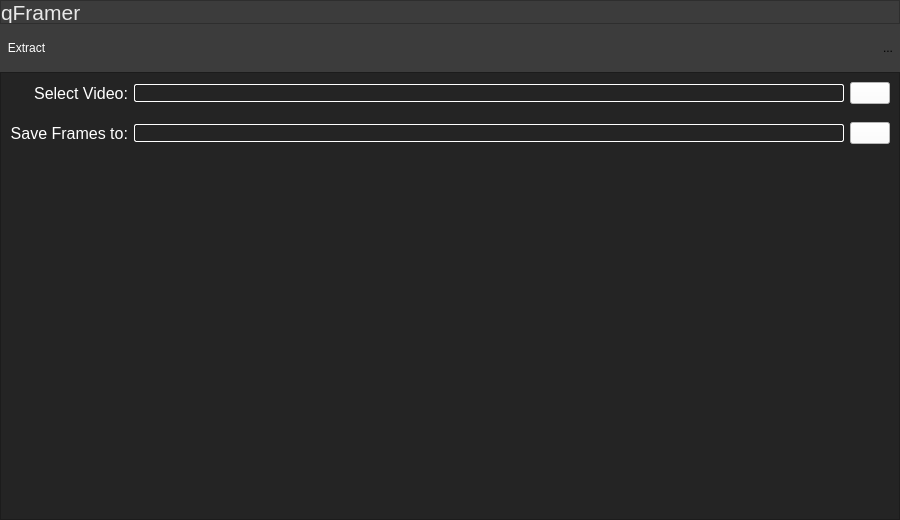
Before: the Qt Designer form gui/ui_files/ui_main_window.ui in riverbr/qFramer, drawn with Qt 5.
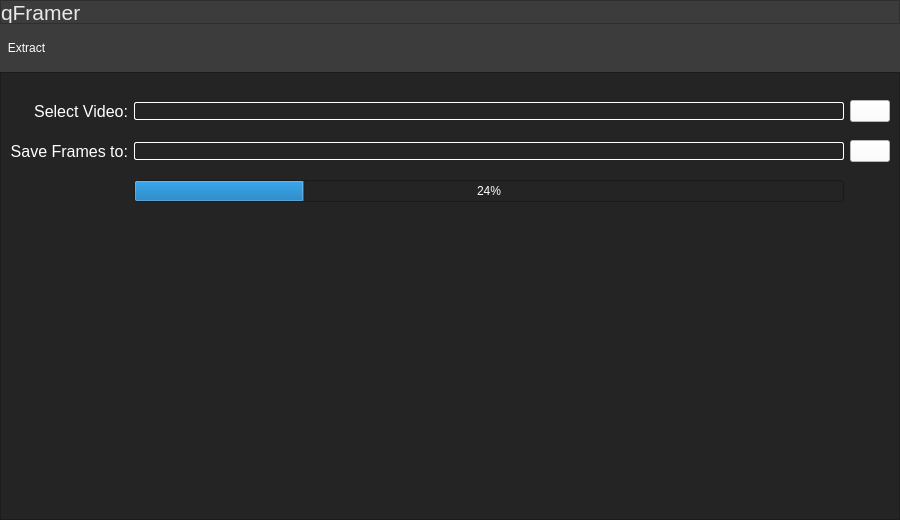
After: the same form once the commit is applied. Icons and pictures are not drawn.

Commit message: added vertical spacer

Patch:
```diff
--- a/gui/ui_files/ui_main_window.ui
+++ b/gui/ui_files/ui_main_window.ui
@@ -226,7 +226,7 @@
           </size>
          </property>
          <property name="text">
-          <string>...</string>
+          <string/>
          </property>
          <property name="icon">
           <iconset resource="../../rc.qrc">
@@ -261,30 +261,43 @@
        <property name="verticalSpacing">
         <number>18</number>
        </property>
-       <item row="2" column="0" colspan="2">
-        <spacer name="verticalSpacer">
-         <property name="orientation">
-          <enum>Qt::Vertical</enum>
+       <item row="1" column="0">
+        <widget class="QLabel" name="label">
+         <property name="font">
+          <font>
+           <pointsize>12</pointsize>
+           <bold>false</bold>
+          </font>
          </property>
-         <property name="sizeHint" stdset="0">
-          <size>
-           <width>20</width>
-           <height>40</height>
-          </size>
+         <property name="styleSheet">
+          <string notr="true">color: rgb(255, 255, 255);</string>
          </property>
-        </spacer>
+         <property name="text">
+          <string>Select Video:</string>
+         </property>
+         <property name="alignment">
+          <set>Qt::AlignRight|Qt::AlignTrailing|Qt::AlignVCenter</set>
+         </property>
+        </widget>
        </item>
-       <item row="0" column="1">
-        <widget class="QLineEdit" name="video_directory">
+       <item row="3" column="1">
+        <widget class="QProgressBar" name="progress_bar">
          <property name="styleSheet">
-          <string notr="true">color: rgb(255, 255, 255);
-border: 1px solid white;
-border-radius: 2px;</string>
+          <string notr="true">color: rgb(255, 255, 255);</string>
+         </property>
+         <property name="value">
+          <number>24</number>
+         </property>
+         <property name="textVisible">
+          <bool>true</bool>
+         </property>
+         <property name="textDirection">
+          <enum>QProgressBar::BottomToTop</enum>
          </property>
         </widget>
        </item>
        <item row="1" column="1">
-        <widget class="QLineEdit" name="frames_directory">
+        <widget class="QLineEdit" name="video_directory">
          <property name="styleSheet">
           <string notr="true">color: rgb(255, 255, 255);
 border: 1px solid white;
@@ -292,27 +305,27 @@
          </property>
         </widget>
        </item>
-       <item row="0" column="2">
-        <widget class="QPushButton" name="btn_open_video">
-         <property name="styleSheet">
-          <string notr="true">background-color: rgb(255, 255, 255);</string>
-         </property>
-         <property name="text">
-          <string/>
-         </property>
-         <property name="icon">
-          <iconset resource="../../rc.qrc">
-           <normaloff>:/glass/img/glass.png</normaloff>:/glass/img/glass.png</iconset>
-         </property>
-         <property name="iconSize">
-          <size>
-           <width>16</width>
-           <height>16</height>
-          </size>
-         </property>
-        </widget>
-       </item>
        <item row="1" column="2">
+        <widget class="QPushButton" name="btn_open_video">
+         <property name="styleSheet">
+          <string notr="true">background-color: rgb(255, 255, 255);</string>
+         </property>
+         <property name="text">
+          <string/>
+         </property>
+         <property name="icon">
+          <iconset resource="../../rc.qrc">
+           <normaloff>:/glass/img/glass.png</normaloff>:/glass/img/glass.png</iconset>
+         </property>
+         <property name="iconSize">
+          <size>
+           <width>16</width>
+           <height>16</height>
+          </size>
+         </property>
+        </widget>
+       </item>
+       <item row="2" column="2">
         <widget class="QPushButton" name="btn_open_frames_dir">
          <property name="styleSheet">
           <string notr="true">background-color: rgb(255, 255, 255);</string>
@@ -332,7 +345,16 @@
          </property>
         </widget>
        </item>
-       <item row="1" column="0">
+       <item row="2" column="1">
+        <widget class="QLineEdit" name="frames_directory">
+         <property name="styleSheet">
+          <string notr="true">color: rgb(255, 255, 255);
+border: 1px solid white;
+border-radius: 2px;</string>
+         </property>
+        </widget>
+       </item>
+       <item row="2" column="0">
         <widget class="QLabel" name="label_2">
          <property name="font">
           <font>
@@ -351,24 +373,34 @@
          </property>
         </widget>
        </item>
-       <item row="0" column="0">
-        <widget class="QLabel" name="label">
-         <property name="font">
-          <font>
-           <pointsize>12</pointsize>
-           <bold>false</bold>
-          </font>
+       <item row="0" column="0" colspan="3">
+        <spacer name="verticalSpacer_2">
+         <property name="orientation">
+          <enum>Qt::Vertical</enum>
          </property>
-         <property name="styleSheet">
-          <string notr="true">color: rgb(255, 255, 255);</string>
+         <property name="sizeType">
+          <enum>QSizePolicy::Fixed</enum>
          </property>
-         <property name="text">
-          <string>Select Video:</string>
+         <property name="sizeHint" stdset="0">
+          <size>
+           <width>20</width>
+           <height>18</height>
+          </size>
          </property>
-         <property name="alignment">
-          <set>Qt::AlignRight|Qt::AlignTrailing|Qt::AlignVCenter</set>
+        </spacer>
+       </item>
+       <item row="4" column="0" colspan="3">
+        <spacer name="verticalSpacer">
+         <property name="orientation">
+          <enum>Qt::Vertical</enum>
          </property>
-        </widget>
+         <property name="sizeHint" stdset="0">
+          <size>
+           <width>20</width>
+           <height>40</height>
+          </size>
+         </property>
+        </spacer>
        </item>
       </layout>
      </widget>
```
The commit also changes 1 other file.
